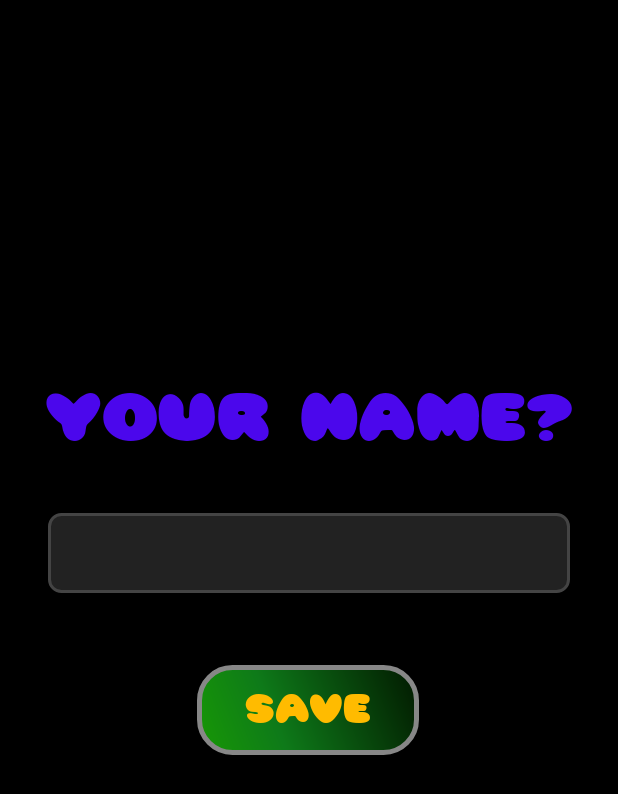
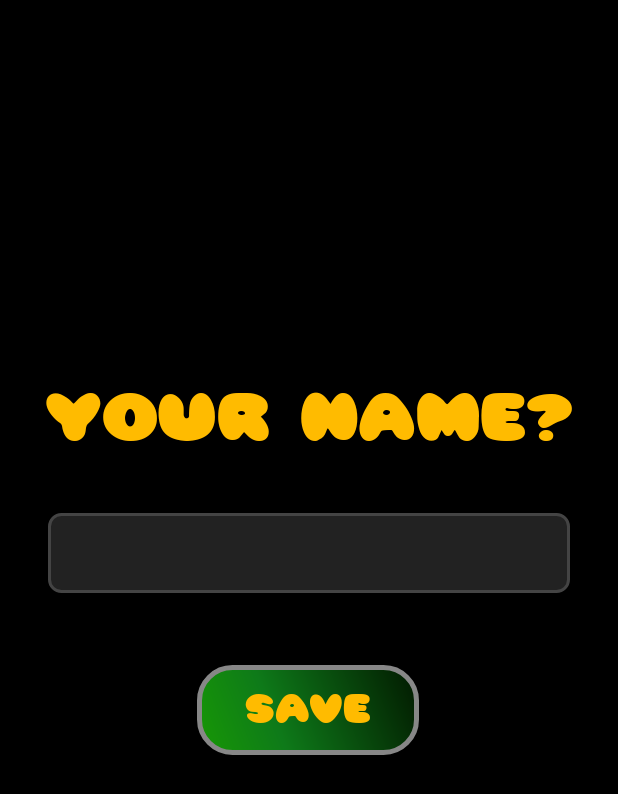
Before and after one commit to scovillo/bubble-penetration, an Android app: the screen it shows after launch (MainActivity), on a phone screen of 412 x 824 dp. Shown: the top 794 px of the screen. Run offline under Robolectric (Android 15) with nearby library versions, the light colour scheme and no system bars.

Commit message:
Unify headings color

```diff
--- a/app/src/main/res/layout-land/activity_main.xml
+++ b/app/src/main/res/layout-land/activity_main.xml
@@ -27,7 +27,7 @@
                 android:enabled="true"
                 android:text="@string/bubble_penetration"
                 android:textAlignment="center"
-                android:textColor="#ec5108ff"
+                android:textColor="@color/gold"
                 android:textSize="48sp" />
 
         <LinearLayout
--- a/app/src/main/res/layout-land/game_over.xml
+++ b/app/src/main/res/layout-land/game_over.xml
@@ -21,7 +21,7 @@
                     android:layout_height="wrap_content"
                     android:text="@string/game_over_text"
                     android:textSize="40sp"
-                    android:textColor="@color/title"
+                    android:textColor="@color/gold"
                     android:layout_gravity="center_horizontal"
                     android:textStyle="bold|italic"
                     android:enabled="true"/>
--- a/app/src/main/res/layout-land/username_creation.xml
+++ b/app/src/main/res/layout-land/username_creation.xml
@@ -21,7 +21,7 @@
                     android:text="@string/your_name"
                     android:id="@+id/your_name"
                     android:textAlignment="center"
-                    android:textColor="@color/title"
+                    android:textColor="@color/gold"
                     android:textSize="40sp"
                     android:padding="8sp"
                     android:textStyle="bold|italic"
--- a/app/src/main/res/layout-land/username_selection.xml
+++ b/app/src/main/res/layout-land/username_selection.xml
@@ -12,9 +12,10 @@
         android:layout_width="match_parent"
         android:layout_height="wrap_content"
         android:layout_margin="12sp"
+        android:gravity="center_horizontal"
         android:text="@string/greeting"
         android:textAlignment="center"
-        android:textColor="@color/title"
+        android:textColor="@color/gold"
         android:textSize="36sp" />
 
     <ListView
--- a/app/src/main/res/layout/activity_main.xml
+++ b/app/src/main/res/layout/activity_main.xml
@@ -20,8 +20,8 @@
                 android:layout_height="wrap_content"
                 android:id="@+id/menu_title"
                 android:text="@string/bubble_penetration"
-                android:textColor="#ec5108ff"
-                android:textSize="48sp"
+                android:textColor="@color/gold"
+                android:textSize="36sp"
                 android:layout_gravity="center"
                 android:textAlignment="center"
                 android:enabled="true"
--- a/app/src/main/res/layout/game_over.xml
+++ b/app/src/main/res/layout/game_over.xml
@@ -21,7 +21,7 @@
                     android:layout_height="wrap_content"
                     android:text="@string/game_over_text"
                     android:textSize="40sp"
-                    android:textColor="@color/title"
+                    android:textColor="@color/gold"
                     android:layout_gravity="center_horizontal"
                     android:textStyle="bold|italic"
                     android:enabled="true"/>
--- a/app/src/main/res/layout/username_creation.xml
+++ b/app/src/main/res/layout/username_creation.xml
@@ -21,7 +21,7 @@
                     android:text="@string/your_name"
                     android:id="@+id/your_name"
                     android:textAlignment="center"
-                    android:textColor="@color/title"
+                    android:textColor="@color/gold"
                     android:textSize="40sp"
                     android:padding="8sp"
                     android:textStyle="bold|italic"
```
